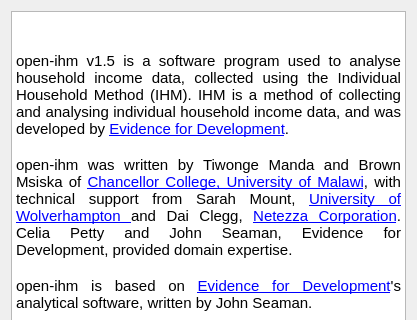
Old version of the form src/openihm/gui/designs/ui_about_openihm.ui in the repository snim2mirror/openihm; both pictures show x 0 to 417 and y 0 to 320 of the 417 by 467 pixel window.
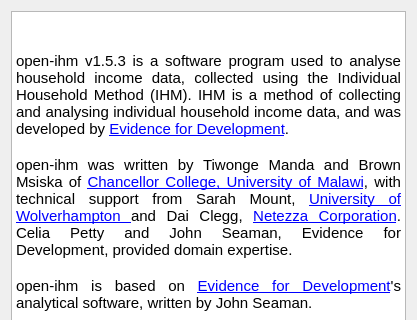
New version of the form. Icons and pictures are not drawn.

Commit message:
Rolled version number up
branch : sqlalchemy

Diff of the .ui file:
```diff
--- a/src/openihm/gui/designs/ui_about_openihm.ui
+++ b/src/openihm/gui/designs/ui_about_openihm.ui
@@ -29,7 +29,7 @@
 &lt;/style&gt;&lt;/head&gt;&lt;body style=&quot; font-family:'Cantarell'; font-size:11pt; font-weight:400; font-style:normal;&quot;&gt;
 &lt;p style=&quot; margin-top:0px; margin-bottom:0px; margin-left:0px; margin-right:0px; -qt-block-indent:0; text-indent:0px;&quot;&gt;&lt;img src=&quot;:/images/images/EfDChancoComposite.jpg&quot; width=&quot;375&quot; /&gt;&lt;/p&gt;
 &lt;p style=&quot;-qt-paragraph-type:empty; margin-top:0px; margin-bottom:0px; margin-left:0px; margin-right:0px; -qt-block-indent:0; text-indent:0px;&quot;&gt;&lt;/p&gt;
-&lt;p align=&quot;justify&quot; style=&quot; margin-top:0px; margin-bottom:0px; margin-left:0px; margin-right:0px; -qt-block-indent:0; text-indent:0px;&quot;&gt;open-ihm v1.5 is a software program used to analyse household income data, collected using the Individual Household Method (IHM). IHM is a method of collecting and analysing individual household income data, and was developed by &lt;a href=&quot;http://www.evidencefordevelopment.com&quot;&gt;&lt;span style=&quot; text-decoration: underline; color:#0000ff;&quot;&gt;Evidence for Development&lt;/span&gt;&lt;/a&gt;.&lt;/p&gt;
+&lt;p align=&quot;justify&quot; style=&quot; margin-top:0px; margin-bottom:0px; margin-left:0px; margin-right:0px; -qt-block-indent:0; text-indent:0px;&quot;&gt;open-ihm v1.5.3 is a software program used to analyse household income data, collected using the Individual Household Method (IHM). IHM is a method of collecting and analysing individual household income data, and was developed by &lt;a href=&quot;http://www.evidencefordevelopment.com&quot;&gt;&lt;span style=&quot; text-decoration: underline; color:#0000ff;&quot;&gt;Evidence for Development&lt;/span&gt;&lt;/a&gt;.&lt;/p&gt;
 &lt;p align=&quot;justify&quot; style=&quot;-qt-paragraph-type:empty; margin-top:0px; margin-bottom:0px; margin-left:0px; margin-right:0px; -qt-block-indent:0; text-indent:0px;&quot;&gt;&lt;/p&gt;
 &lt;p align=&quot;justify&quot; style=&quot; margin-top:0px; margin-bottom:0px; margin-left:0px; margin-right:0px; -qt-block-indent:0; text-indent:0px;&quot;&gt;open-ihm was written by Tiwonge Manda and Brown Msiska of &lt;a href=&quot;http://www.chanco.unima.mw/&quot;&gt;&lt;span style=&quot; text-decoration: underline; color:#0000ff;&quot;&gt;Chancellor College, University of Malawi&lt;/span&gt;&lt;/a&gt;, with technical support from Sarah Mount, &lt;a href=&quot;http://www.wlv.ac.uk&quot;&gt;&lt;span style=&quot; text-decoration: underline; color:#0000ff;&quot;&gt;University of Wolverhampton &lt;/span&gt;&lt;/a&gt;and Dai Clegg, &lt;a href=&quot;http://www.netezza.com/&quot;&gt;&lt;span style=&quot; text-decoration: underline; color:#0000ff;&quot;&gt;Netezza Corporation&lt;/span&gt;&lt;/a&gt;. Celia Petty and John Seaman, Evidence for Development, provided domain expertise.  &lt;/p&gt;
 &lt;p align=&quot;justify&quot; style=&quot;-qt-paragraph-type:empty; margin-top:0px; margin-bottom:0px; margin-left:0px; margin-right:0px; -qt-block-indent:0; text-indent:0px;&quot;&gt;&lt;/p&gt;
```
Left out of the diff: 2 changed lines with no effect on the pictures. The commit also changes 1 other file.
